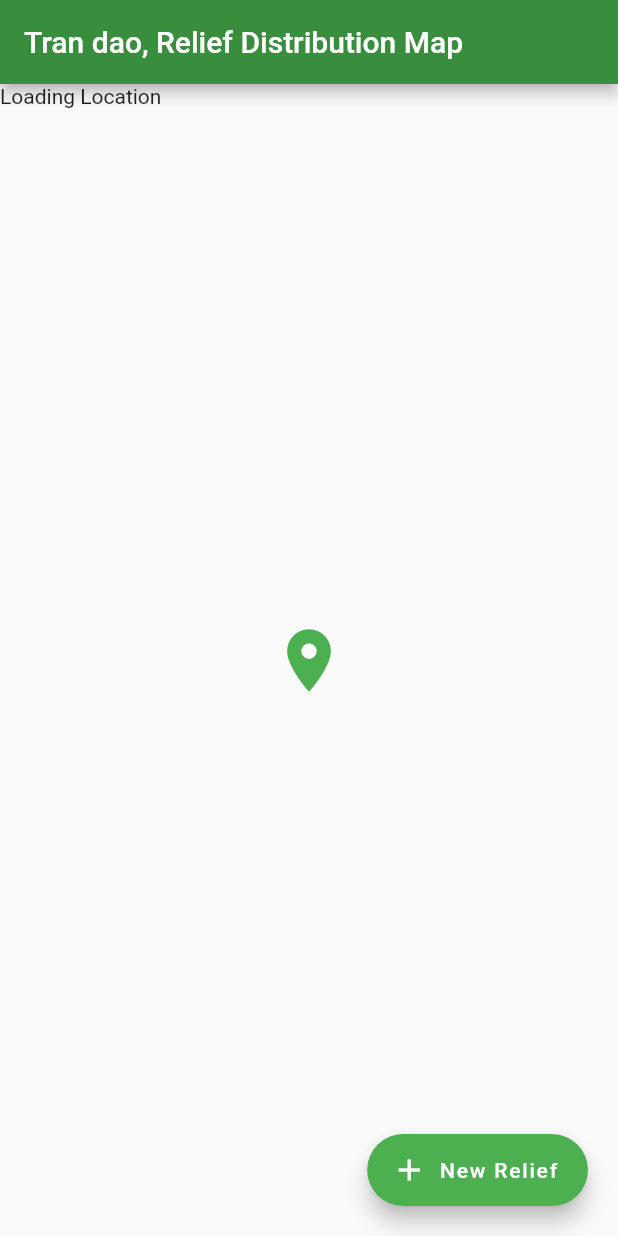
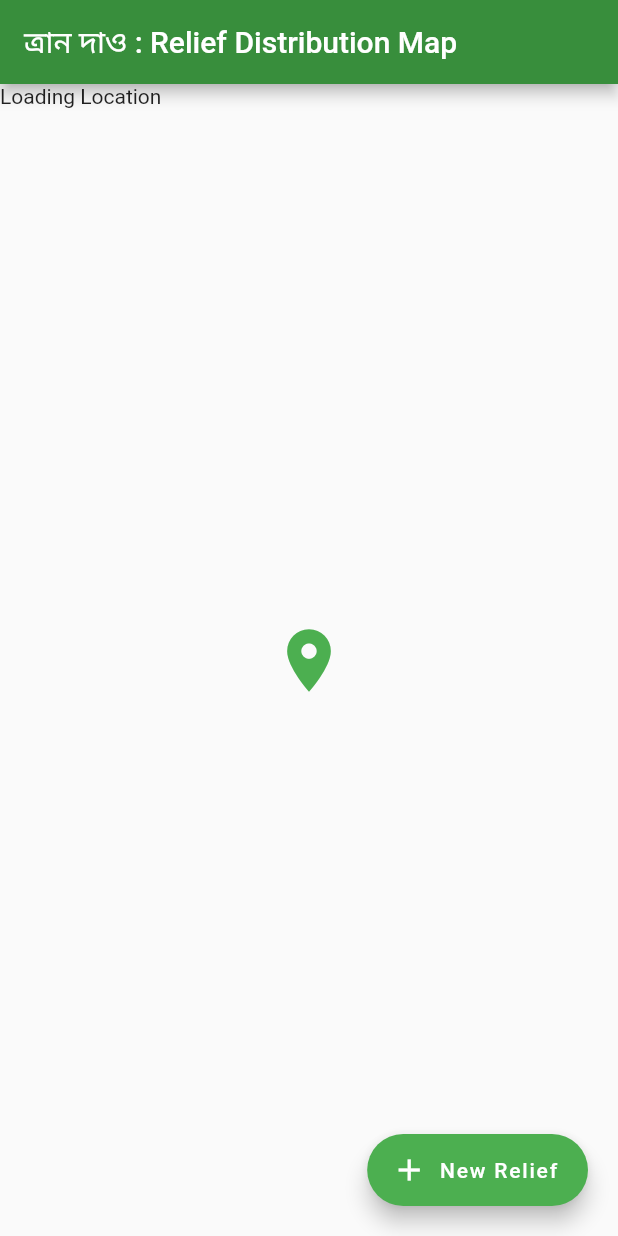
Before and after one commit to bmabir17/tran_dao, a Flutter app: the screen it shows after launch, on a phone screen of 412 x 824 dp. Run offline on Flutter 3.47's test engine with Material 2 defaults, Android fonts, the phone set to English and light mode, and no system bars; our stand-ins replace geolocator, google_maps_flutter.

Commit message:
bangla title added

```diff
--- a/lib/ui/reliefMapPage.dart
+++ b/lib/ui/reliefMapPage.dart
@@ -43,7 +43,7 @@ class _ReliefMapPageState extends State<ReliefMapPage>{
   Widget build(BuildContext context) {
     return Scaffold(
         appBar: AppBar(
-          title: Text("Tran dao, Relief Distribution Map"),
+          title: Text("ত্রান দাও : Relief Distribution Map"),
           backgroundColor: Colors.green[700],
         ),
         body: Stack(
```
